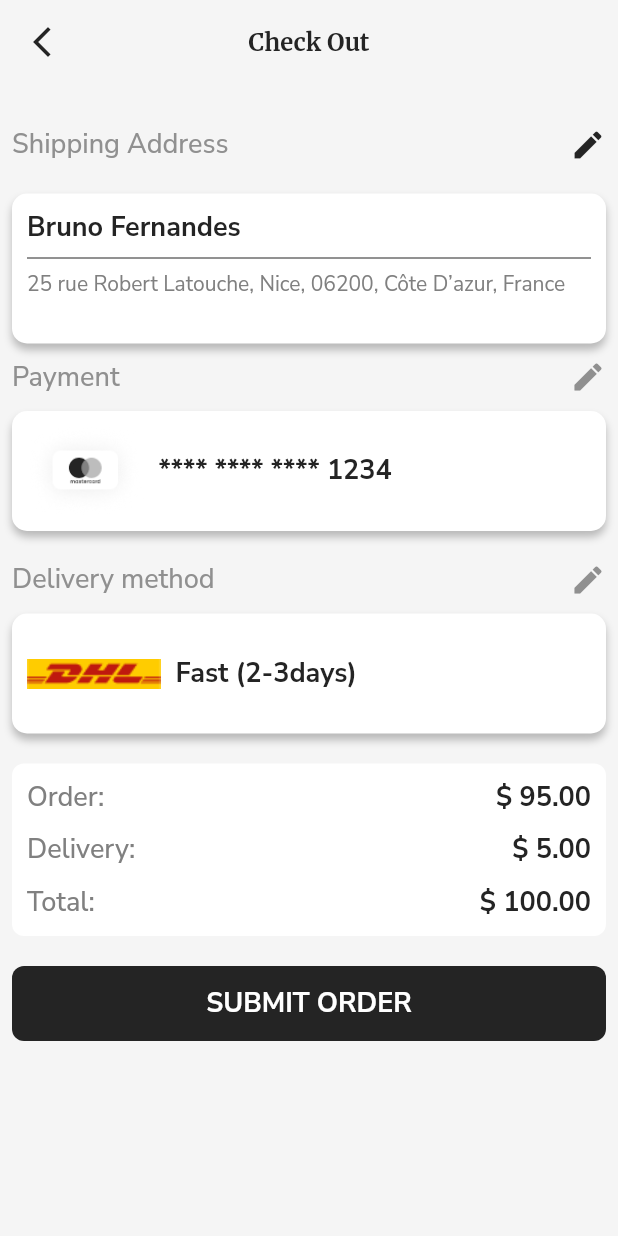
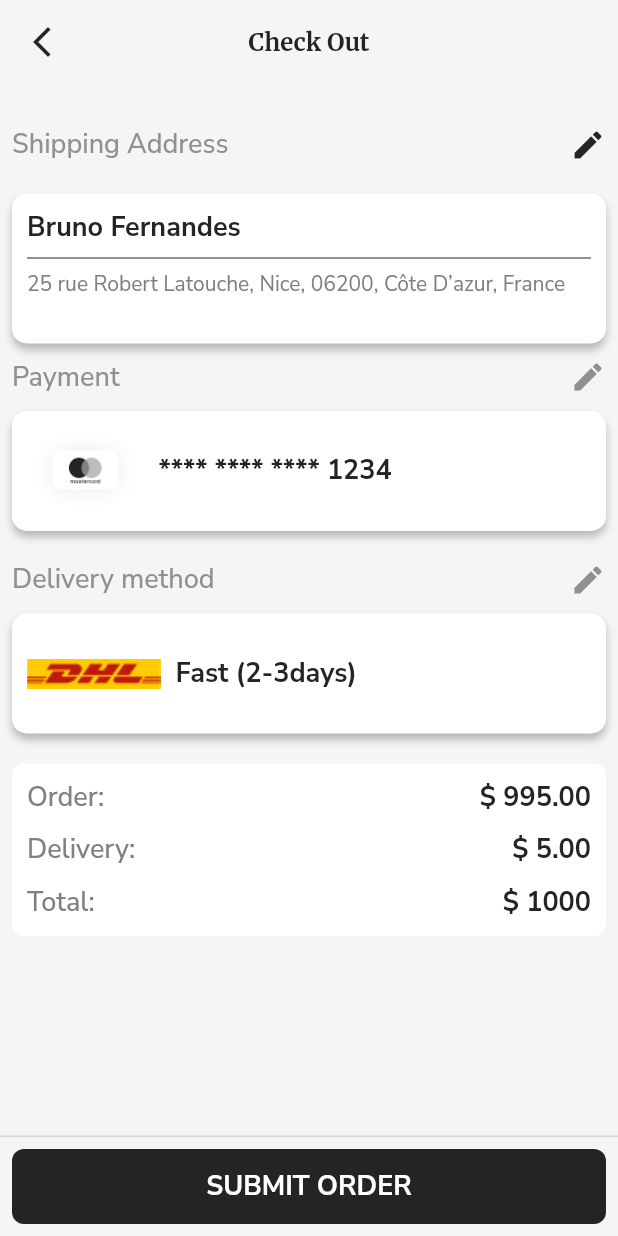
Before and after one commit to HumzaKhan071/Furniture_App, a Flutter app: the CartScreen screen opened directly, after a tap on "Checkout", on a phone screen of 412 x 824 dp. Run offline on Flutter 3.47's test engine with Material 2 defaults, Android fonts, the phone set to English and light mode, and no system bars; our stand-ins replace awesome_snackbar_content, cloud_firestore, firebase_auth, firebase_core, google_fonts; missing offline and left inert: razorpay_flutter; accounts and stored records are empty.

```diff
--- a/lib/Screens/CartScreens/CartScreen.dart
+++ b/lib/Screens/CartScreens/CartScreen.dart
@@ -13,6 +13,7 @@ class CartScreen extends StatefulWidget {
 }
 
 class _CartScreenState extends State<CartScreen> {
+  int total = 1000;
   final Stream<QuerySnapshot> _itemsStream =
       FirebaseFirestore.instance.collection('items').snapshots();
 
@@ -20,6 +21,30 @@ class _CartScreenState extends State<CartScreen> {
   Widget build(BuildContext context) {
     final Size size = MediaQuery.of(context).size;
     return Scaffold(
+      persistentFooterButtons: [
+        Container(
+          height: 44,
+          width: double.infinity,
+          decoration: BoxDecoration(
+            color: Color(0xff242424),
+            borderRadius: BorderRadius.circular(10),
+          ),
+          child: TextButton(
+            onPressed: () {
+              Navigator.push(context,
+                  MaterialPageRoute(builder: (context) => CheckOutScreen()));
+            },
+            child: Text(
+              "Checkout",
+              style: GoogleFonts.nunitoSans(
+                color: Colors.white,
+                fontSize: 16,
+                fontWeight: FontWeight.w700,
+              ),
+            ),
+          ),
+        ),
+      ],
       backgroundColor: Color(0xffF5F5F5),
       appBar: AppBar(
         backgroundColor: Color(0xffF5F5F5),
@@ -55,7 +80,9 @@ class _CartScreenState extends State<CartScreen> {
                   }
                   if (snapshot.connectionState == ConnectionState.waiting) {
                     return const Center(
-                      child: CircularProgressIndicator(),
+                      child: CircularProgressIndicator(
+                        color: Color(0xff242424),
+                      ),
                     );
                   }
 
@@ -68,7 +95,7 @@ class _CartScreenState extends State<CartScreen> {
                         image: data["image"],
                         title: data["title"],
                         price: data["price"],
-
+                        quantity: data["quantity"],
                       );
                     }).toList(),
                   );
@@ -133,7 +160,7 @@ class _CartScreenState extends State<CartScreen> {
                       ),
                     ),
                     Text(
-                      "\$ 1,000",
+                      "\$ $total",
                       style: GoogleFonts.nunitoSans(
                         color: Color(0xff242424),
                         fontSize: 20,
@@ -141,33 +168,6 @@ class _CartScreenState extends State<CartScreen> {
                       ),
                     ),
                   ],
-                ),
-                SizedBox(
-                  height: 20,
-                ),
-                Container(
-                  height: 44,
-                  width: double.infinity,
-                  decoration: BoxDecoration(
-                    color: Color(0xff242424),
-                    borderRadius: BorderRadius.circular(10),
-                  ),
-                  child: TextButton(
-                    onPressed: () {
-                      Navigator.push(
-                          context,
-                          MaterialPageRoute(
-                              builder: (context) => CheckOutScreen()));
-                    },
-                    child: Text(
-                      "Checkout",
-                      style: GoogleFonts.nunitoSans(
-                        color: Colors.white,
-                        fontSize: 16,
-                        fontWeight: FontWeight.w700,
-                      ),
-                    ),
-                  ),
                 ),
               ],
             ),
--- a/lib/Screens/CheckOutScreens/CheckOutScreen.dart
+++ b/lib/Screens/CheckOutScreens/CheckOutScreen.dart
@@ -1,13 +1,92 @@
 import 'package:flutter/material.dart';
 import 'package:google_fonts/google_fonts.dart';
+import 'package:razorpay_flutter/razorpay_flutter.dart';
 
-class CheckOutScreen extends StatelessWidget {
+class CheckOutScreen extends StatefulWidget {
   const CheckOutScreen({super.key});
+
+  @override
+  State<CheckOutScreen> createState() => _CheckOutScreenState();
+}
+
+class _CheckOutScreenState extends State<CheckOutScreen> {
+  late Razorpay _razorpay;
+  int total = 1000;
+  @override
+  void initState() {
+    initializeRazorPay();
+
+    super.initState();
+  }
+
+  void launchRazorPay() {
+    int amountToPay = total * 100;
+    var options = {
+      "currency": "USD",
+      'key': 'rzp_test_cCREwC9xnlENIM',
+      'amount': "$amountToPay",
+      'name': "Humza Khan",
+      'description': "Payment",
+      'prefill': {'contact': "03363655071", 'email': "Humzakhan071@gmail.com"}
+    };
+    try {
+      _razorpay.open(options);
+    } catch (e) {
+      print("Error : $e");
+    }
+  }
+
+  void initializeRazorPay() {
+    _razorpay = Razorpay();
+    _razorpay.on(Razorpay.EVENT_PAYMENT_SUCCESS, _handlePaymentSuccess);
+    _razorpay.on(Razorpay.EVENT_PAYMENT_ERROR, _handlePaymentError);
+    _razorpay.on(Razorpay.EVENT_EXTERNAL_WALLET, _handleExternalWallet);
+  }
+
+  void _handlePaymentSuccess(PaymentSuccessResponse response) {
+    print("Payment Successfull");
+
+    print(
+        "${response.orderId} \n${response.paymentId} \n${response.signature}");
+  }
+
+  void _handlePaymentError(PaymentFailureResponse response) {
+    print("Payment Failed");
+
+    print("${response.code}\n${response.message}");
+  }
+
+  void _handleExternalWallet(ExternalWalletResponse response) {
+    print("Payment Failed");
+  }
 
   @override
   Widget build(BuildContext context) {
     final Size size = MediaQuery.of(context).size;
     return Scaffold(
+      persistentFooterButtons: [
+        Container(
+          height: 50,
+          width: double.infinity,
+          decoration: BoxDecoration(
+            color: Color(0xff242424),
+            borderRadius: BorderRadius.circular(8),
+          ),
+          child: TextButton(
+            onPressed: () {
+              launchRazorPay();
+            },
+            child: Text(
+              "SUBMIT ORDER",
+              style: GoogleFonts.nunitoSans(
+                color: Color(0xffFFFFFF),
+                fontSize: 18,
+                fontWeight: FontWeight.bold,
+              ),
+            ),
+          ),
+        )
+      ],
       backgroundColor: Color(0xffF5F5F5),
       appBar: AppBar(
         backgroundColor: Color(0xffF5F5F5),
@@ -232,7 +311,7 @@ class CheckOutScreen extends StatelessWidget {
                         ),
                       ),
                       Text(
-                        "\$ 95.00",
+                        "\$ 995.00",
                         style: GoogleFonts.nunitoSans(
                           color: Color(0xff242424),
                           fontSize: 18,
@@ -280,7 +359,7 @@ class CheckOutScreen extends StatelessWidget {
                         ),
                       ),
                       Text(
-                        "\$ 100.00",
+                        "\$ $total",
                         style: GoogleFonts.nunitoSans(
                           color: Color(0xff242424),
                           fontSize: 18,
@@ -292,27 +371,7 @@ class CheckOutScreen extends StatelessWidget {
                 ],
               ),
             ),
-            SizedBox(
-              height: 20,
-            ),
-            Container(
-              height: 50,
-              width: double.infinity,
-              decoration: BoxDecoration(
-                color: Color(0xff242424),
-                borderRadius: BorderRadius.circular(8),
-              ),
-              child: Center(
-                child: Text(
-                  "SUBMIT ORDER",
-                  style: GoogleFonts.nunitoSans(
-                    color: Color(0xffFFFFFF),
-                    fontSize: 18,
-                    fontWeight: FontWeight.bold,
-                  ),
-                ),
-              ),
-            )
+
           ],
         ),
       ),
--- a/pubspec.yaml
+++ b/pubspec.yaml
@@ -41,6 +41,7 @@ dependencies:
   firebase_auth: ^4.1.0
   awesome_snackbar_content: ^0.0.8
   cloud_firestore: ^4.0.3
+  razorpay_flutter: ^1.3.3
 
 
 dev_dependencies:
```
Also changed, not shown: lib/Screens/CartScreens/Model/MyCartModel.dart (+14 -3 lines), lib/Screens/CartScreens/Widget/MyCustomListTile.dart (+37 -15 lines), lib/Screens/HomeScreens/HomeScreen.dart (+13 -3 lines), lib/Screens/HomeScreens/Widget/MyItemContainer.dart (+24 -41 lines), lib/Screens/ProductScreens/ProductScreen.dart (+67 -49 lines), pubspec.lock, 4 other files.
